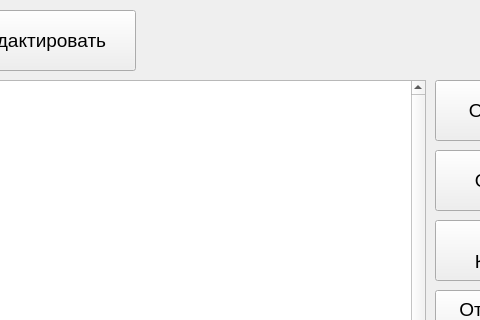
Quofite/Barbaris, file Barbaris/Launcher.ui: the form before one commit; both pictures show x 265 to 745 and y 0 to 320 of the 900 by 570 pixel window.
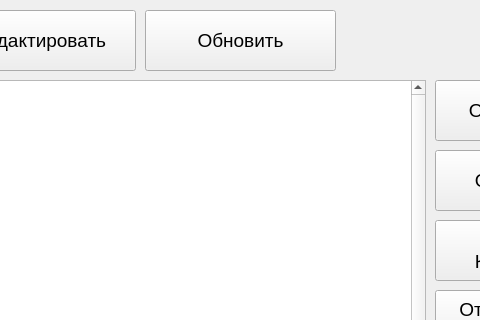
The form after the commit. Icons and pictures are not drawn.

Patch:
```diff
--- a/Barbaris/Launcher.ui
+++ b/Barbaris/Launcher.ui
@@ -193,6 +193,24 @@
      <string>Редактировать</string>
     </property>
    </widget>
+   <widget class="QPushButton" name="updBtn">
+    <property name="geometry">
+     <rect>
+      <x>410</x>
+      <y>10</y>
+      <width>191</width>
+      <height>61</height>
+     </rect>
+    </property>
+    <property name="font">
+     <font>
+      <pointsize>14</pointsize>
+     </font>
+    </property>
+    <property name="text">
+     <string>Обновить</string>
+    </property>
+   </widget>
   </widget>
  </widget>
  <resources/>
```
